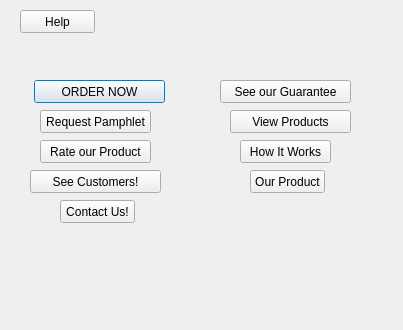
Above: Project2/customerscreen.ui from msamatar0/Project2 before the change. Below: the same form after it.
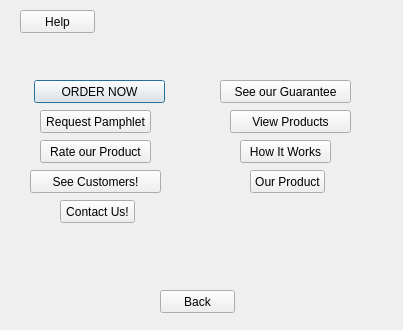
That is the form after the change.

Commit message: new customer screen

Patch:
```diff
--- a/Project2/customerscreen.ui
+++ b/Project2/customerscreen.ui
@@ -143,6 +143,19 @@
     <string>Help</string>
    </property>
   </widget>
+  <widget class="QPushButton" name="pushButton_back">
+   <property name="geometry">
+    <rect>
+     <x>160</x>
+     <y>290</y>
+     <width>75</width>
+     <height>23</height>
+    </rect>
+   </property>
+   <property name="text">
+    <string>Back</string>
+   </property>
+  </widget>
  </widget>
  <resources/>
  <connections/>
```
The commit also changes 7 other files.
